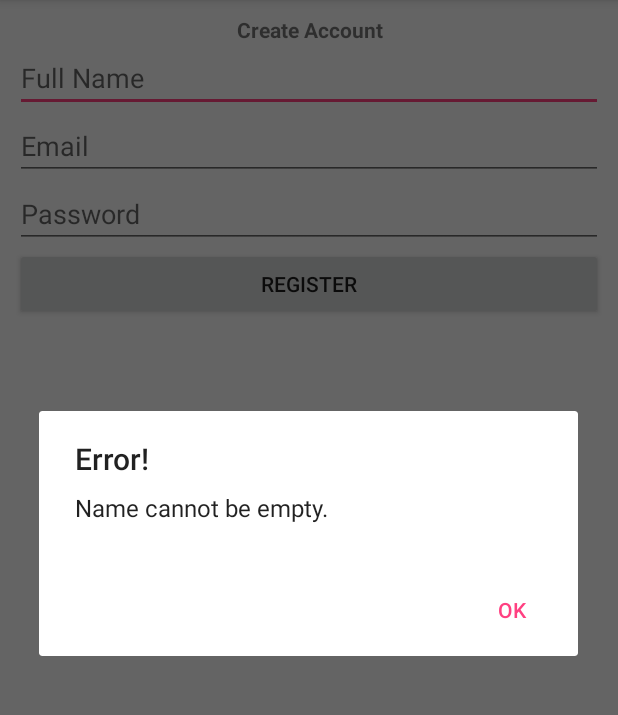
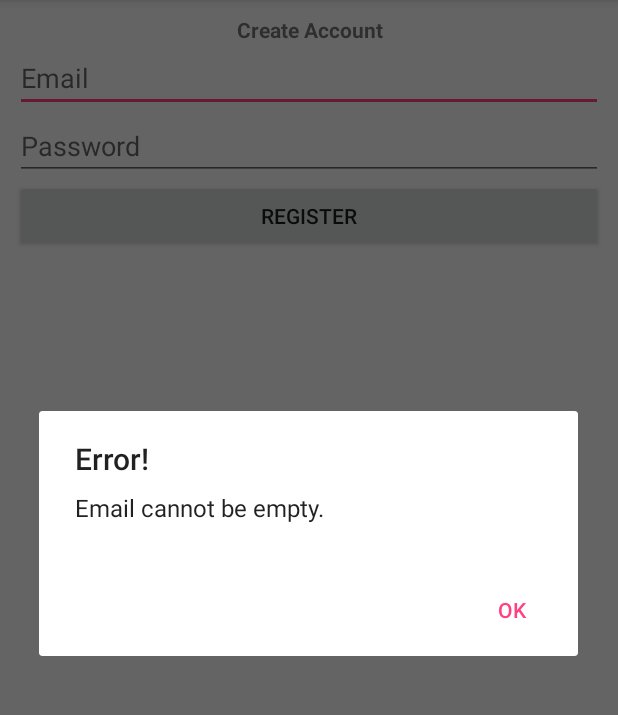
Before and after one commit to nmrfcr/f8H1bvre53, an Android app: the RegisterActivity screen opened directly, with no data from a screen before it, after a tap on "REGISTER", on a phone screen of 412 x 824 dp, the part 84-799 px from its top. Run offline under Robolectric (Android 15) with nearby library versions, the phone set to English and light mode, and no system bars; our stand-ins replace Firebase (no records; nobody signed in at launch, a user with empty details on screens opened directly).

Commit message:
displayName and photoUrl removed

```diff
--- a/app/src/main/java/com/tekapic/RegisterActivity.java
+++ b/app/src/main/java/com/tekapic/RegisterActivity.java
@@ -24,7 +24,6 @@ import com.google.firebase.database.FirebaseDatabase;
 
 public class RegisterActivity extends AppCompatActivity {
 
-    private EditText mNameEditText;
     private EditText mEmailEditText;
     private EditText mPasswordEditText;
     private Button mRegisterButton;
@@ -37,14 +36,11 @@ public class RegisterActivity extends AppCompatActivity {
 
     public void register(View view) {
 
-        String name = mNameEditText.getText().toString().trim();
         String email = mEmailEditText.getText().toString().trim();
         String password = mPasswordEditText.getText().toString().trim();
 
-        if(TextUtils.isEmpty(name)) {
-            showAlertDialog("Error!", "Name cannot be empty.");
-        }
-        else if(TextUtils.isEmpty(email)) {
+
+        if(TextUtils.isEmpty(email)) {
             showAlertDialog("Error!", "Email cannot be empty.");
         }
         else if(TextUtils.isEmpty(password)) {
@@ -56,7 +52,7 @@ public class RegisterActivity extends AppCompatActivity {
             mDialog.show();
             mDialog.setCancelable(false);
 
-            registerUserToFirebase(email, password, name);
+            registerUserToFirebase(email, password);
         }
 
     }
@@ -84,7 +80,7 @@ public class RegisterActivity extends AppCompatActivity {
         builder.create().show();
     }
 
-    private void registerUserToFirebase(String email, String password, final String name) {
+    private void registerUserToFirebase(String email, String password) {
 
         mAuth.createUserWithEmailAndPassword(email, password)
                .addOnCompleteListener(new OnCompleteListener<AuthResult>() {
@@ -107,7 +103,6 @@ public class RegisterActivity extends AppCompatActivity {
                            final FirebaseUser currentUser = task.getResult().getUser();
 
                            UserProfileChangeRequest profileUpdates = new UserProfileChangeRequest.Builder()
-                                   .setDisplayName(name)
                                    .build();
 
                            currentUser.updateProfile(profileUpdates).addOnSuccessListener(new OnSuccessListener<Void>() {
@@ -115,8 +110,7 @@ public class RegisterActivity extends AppCompatActivity {
                                public void onSuccess(Void aVoid) {
                                    userRegisteredSuccessfully = true;
 
-                                   com.tekapic.User newUser = new com.tekapic.User(currentUser.getDisplayName(), currentUser.getEmail(),
-                                           "", currentUser.getUid());
+                                   com.tekapic.User newUser = new com.tekapic.User(currentUser.getEmail(), currentUser.getUid());
                                    mUsersDB.child(currentUser.getUid()).setValue(newUser);
 
                                    showAlertDialog("Affirmation!", "You have successfully registered.");
@@ -136,7 +130,6 @@ public class RegisterActivity extends AppCompatActivity {
         super.onCreate(savedInstanceState);
         setContentView(R.layout.activity_register);
 
-        mNameEditText = findViewById(R.id.nameEditTextRegister);
         mEmailEditText = findViewById(R.id.emailEditTextRegister);
         mPasswordEditText = findViewById(R.id.passwordEditTextRegister);
         mRegisterButton = findViewById(R.id.registerButton);
--- a/app/src/main/res/layout/activity_home.xml
+++ b/app/src/main/res/layout/activity_home.xml
@@ -4,7 +4,7 @@
     xmlns:tools="http://schemas.android.com/tools"
     android:layout_width="match_parent"
     android:layout_height="match_parent"
-    tools:context="com.liveupdatestatus.HomeActivity">
+    tools:context="com.tekapic.HomeActivity">
 
     <TextView
         android:layout_width="wrap_content"
--- a/app/src/main/res/layout/activity_login.xml
+++ b/app/src/main/res/layout/activity_login.xml
@@ -6,7 +6,7 @@
     android:layout_height="match_parent"
     android:orientation="vertical"
     android:layout_margin="10dp"
-    tools:context="com.liveupdatestatus.LoginActivity">
+    tools:context="com.tekapic.LoginActivity">
 
     <TextView
         android:id="@+id/textView"
--- a/app/src/main/res/layout/activity_register.xml
+++ b/app/src/main/res/layout/activity_register.xml
@@ -6,7 +6,7 @@
     android:layout_height="match_parent"
     android:orientation="vertical"
     android:layout_margin="10dp"
-    tools:context="com.liveupdatestatus.RegisterActivity">
+    tools:context="com.tekapic.RegisterActivity">
 
     <TextView
         android:id="@+id/textView"
@@ -16,13 +16,6 @@
         android:textAlignment="center"
         android:textStyle="bold" />
 
-    <EditText
-        android:id="@+id/nameEditTextRegister"
-        android:layout_width="match_parent"
-        android:layout_height="wrap_content"
-        android:ems="10"
-        android:hint="Full Name"
-        android:inputType="textPersonName" />
 
     <EditText
         android:id="@+id/emailEditTextRegister"
```
Also changed, not shown: app/src/main/java/com/tekapic/model/User.java (+1 -23 lines).
